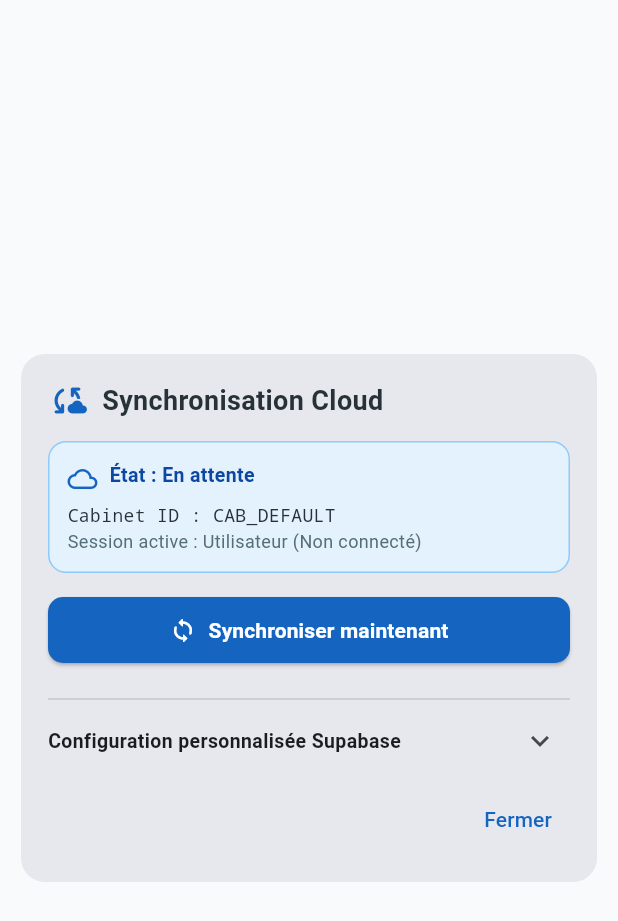
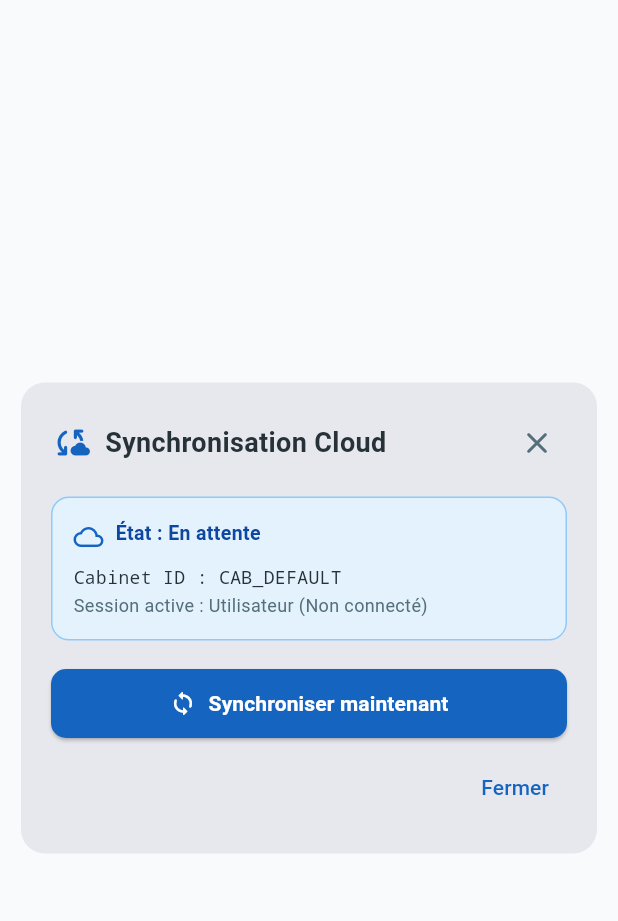
Before and after one commit to bkhmondocteur/docpocket-medocs, a Flutter app: the CloudSyncDialog widget shown alone on an empty page, opened directly, on a phone screen of 412 x 824 dp. Shown: the top 921 px of the screen. Run offline on Flutter 3.47's test engine with Material 3 defaults, Android fonts, the phone set to English and light mode, and no system bars; our stand-ins replace file_picker, flutter_local_notifications, open_filex, pdf, printing, shared_preferences and 1 more; missing offline and left inert: mobile_scanner; accounts and stored records are empty; Roboto replaces fonts that are missing (-apple-system).

Commit message:
feat(security): suppression de la manipulation de configuration Supabase dans l'application

```diff
--- a/lib/views/dashboard_view.dart
+++ b/lib/views/dashboard_view.dart
@@ -582,7 +582,7 @@ class _DashboardViewState extends State<DashboardView> {
                   children: [
                     Icon(Icons.cloud_sync_rounded, color: AppColors.primaryBlue),
                     SizedBox(width: 10),
-                    Text('Synchronisation Supabase Cloud'),
+                    Text('Synchronisation Cloud'),
                   ],
                 ),
               ),
--- a/lib/views/widgets/cloud_sync_dialog.dart
+++ b/lib/views/widgets/cloud_sync_dialog.dart
@@ -1,10 +1,9 @@
 import 'package:flutter/material.dart';
-import 'package:flutter/services.dart';
 import '../../core/constants/app_colors.dart';
 import '../../core/services/license_service.dart';
 import '../../core/services/supabase_sync_service.dart';
 
-/// Boîte de dialogue pour le paramétrage et le suivi de la synchronisation Supabase Cloud
+/// Boîte de dialogue pour le suivi et le déclenchement de la synchronisation Cloud
 class CloudSyncDialog extends StatefulWidget {
   const CloudSyncDialog({super.key});
 
@@ -20,27 +19,7 @@ class CloudSyncDialog extends StatefulWidget {
 }
 
 class _CloudSyncDialogState extends State<CloudSyncDialog> {
-  late TextEditingController _urlController;
-  late TextEditingController _keyController;
-  bool _autoSync = true;
-  bool _showCustomConfig = false;
   bool _isSyncing = false;
-
-  @override
-  void initState() {
-    super.initState();
-    final service = SupabaseSyncService.instance;
-    _urlController = TextEditingController(text: service.supabaseUrl);
-    _keyController = TextEditingController(text: service.supabaseAnonKey);
-    _autoSync = service.isAutoSyncEnabled;
-  }
-
-  @override
-  void dispose() {
-    _urlController.dispose();
-    _keyController.dispose();
-    super.dispose();
-  }
 
   Future<void> _triggerManualSync() async {
     setState(() => _isSyncing = true);
@@ -56,71 +35,6 @@ class _CloudSyncDialogState extends State<CloudSyncDialog> {
     }
   }
 
-  Future<void> _saveConfig() async {
-    await SupabaseSyncService.instance.saveConfiguration(
-      url: _urlController.text.trim(),
-      anonKey: _keyController.text.trim(),
-      autoSync: _autoSync,
-    );
-    if (mounted) {
-      ScaffoldMessenger.of(context).showSnackBar(
-        const SnackBar(content: Text('Configuration Supabase enregistrée !')),
-      );
-      setState(() => _showCustomConfig = false);
-    }
-  }
-
-  void _showSqlDialog() {
-    final sql = SupabaseSyncService.getSupabaseSetupSql();
-    showDialog(
-      context: context,
-      builder: (ctx) => AlertDialog(
-        title: const Text('Script SQL Supabase'),
-        content: SizedBox(
-          width: 550,
-          child: Column(
-            mainAxisSize: MainAxisSize.min,
-            children: [
-              const Text(
-                'Copiez ce script et collez-le dans Supabase > SQL Editor puis cliquez sur RUN :',
-                style: TextStyle(fontSize: 12.5),
-              ),
-              const SizedBox(height: 10),
-              Container(
-                height: 250,
-                padding: const EdgeInsets.all(8),
-                decoration: BoxDecoration(
-                  color: Colors.grey.shade100,
-                  borderRadius: BorderRadius.circular(8),
-                  border: Border.all(color: Colors.grey.shade300),
-                ),
-                child: SingleChildScrollView(
-                  child: SelectableText(sql, style: const TextStyle(fontFamily: 'monospace', fontSize: 11)),
-                ),
-              ),
-            ],
-          ),
-        ),
-        actions: [
-          ElevatedButton.icon(
-            icon: const Icon(Icons.copy_rounded, size: 16),
-            label: const Text('Copier le script SQL'),
-            onPressed: () {
-              Clipboard.setData(ClipboardData(text: sql));
-              ScaffoldMessenger.of(context).showSnackBar(
-                const SnackBar(content: Text('Script SQL copié dans le presse-papiers !')),
-              );
-            },
-          ),
-          TextButton(
-            onPressed: () => Navigator.of(ctx).pop(),
-            child: const Text('Fermer'),
-          ),
-        ],
-      ),
-    );
-  }
-
   @override
   Widget build(BuildContext context) {
     final sync = SupabaseSyncService.instance;
@@ -132,18 +46,17 @@ class _CloudSyncDialogState extends State<CloudSyncDialog> {
       child: ConstrainedBox(
         constraints: const BoxConstraints(maxWidth: 480),
         child: Padding(
-          padding: const EdgeInsets.all(18),
-          child: SingleChildScrollView(
+          padding: const EdgeInsets.all(20),
           child: Column(
             mainAxisSize: MainAxisSize.min,
             crossAxisAlignment: CrossAxisAlignment.stretch,
             children: [
               // En-tête
-                const Row(
+              Row(
                 children: [
-                    Icon(Icons.cloud_sync_rounded, color: AppColors.primaryBlue, size: 26),
-                    SizedBox(width: 10),
-                    Expanded(
+                  const Icon(Icons.cloud_sync_rounded, color: AppColors.primaryBlue, size: 26),
+                  const SizedBox(width: 10),
+                  const Expanded(
                     child: Text(
                       'Synchronisation Cloud',
                       style: TextStyle(
@@ -151,16 +64,20 @@ class _CloudSyncDialogState extends State<CloudSyncDialog> {
                         fontWeight: FontWeight.bold,
                         color: AppColors.slateDark,
                       ),
-                        overflow: TextOverflow.ellipsis,
                     ),
+                  ),
+                  IconButton(
+                    icon: const Icon(Icons.close_rounded, color: AppColors.slateMedium),
+                    onPressed: () => Navigator.of(context).pop(),
+                    visualDensity: VisualDensity.compact,
                   ),
                 ],
               ),
-                const SizedBox(height: 14),
+              const SizedBox(height: 16),
 
               // État actuel
               Container(
-                  padding: const EdgeInsets.all(12),
+                padding: const EdgeInsets.all(14),
                 decoration: BoxDecoration(
                   color: sync.status == SyncStatus.synced ? Colors.green.shade50 : Colors.blue.shade50,
                   borderRadius: BorderRadius.circular(12),
@@ -195,30 +112,33 @@ class _CloudSyncDialogState extends State<CloudSyncDialog> {
                         ),
                       ],
                     ),
-                      const SizedBox(height: 6),
+                    const SizedBox(height: 8),
                     Text(
                       'Cabinet ID : ${license.activeCabinetId}',
                       style: const TextStyle(fontSize: 12, fontFamily: 'monospace', color: AppColors.slateDark),
                     ),
+                    const SizedBox(height: 2),
                     Text(
                       'Session active : ${license.userDisplayName} (${license.currentSession?.role.label ?? "Non connecté"})',
                       style: const TextStyle(fontSize: 12, color: AppColors.slateMedium),
                     ),
-                      if (sync.lastSyncTime != null)
+                    if (sync.lastSyncTime != null) ...[
+                      const SizedBox(height: 4),
                       Text(
                         'Dernière synchronisation : ${sync.lastSyncTime!.hour.toString().padLeft(2, '0')}:${sync.lastSyncTime!.minute.toString().padLeft(2, '0')}:${sync.lastSyncTime!.second.toString().padLeft(2, '0')}',
                         style: const TextStyle(fontSize: 11.5, color: AppColors.slateMedium, fontStyle: FontStyle.italic),
                       ),
                     ],
+                  ],
                 ),
               ),
-                const SizedBox(height: 14),
+              const SizedBox(height: 18),
 
               ElevatedButton.icon(
                 style: ElevatedButton.styleFrom(
                   backgroundColor: AppColors.primaryBlue,
                   foregroundColor: Colors.white,
-                    padding: const EdgeInsets.symmetric(vertical: 12),
+                  padding: const EdgeInsets.symmetric(vertical: 13),
                   shape: RoundedRectangleBorder(borderRadius: BorderRadius.circular(10)),
                 ),
                 onPressed: _isSyncing ? null : _triggerManualSync,
@@ -227,84 +147,11 @@ class _CloudSyncDialogState extends State<CloudSyncDialog> {
                     : const Icon(Icons.sync_rounded),
                 label: Text(
                   _isSyncing ? 'Synchronisation en cours...' : 'Synchroniser maintenant',
-                    style: const TextStyle(fontWeight: FontWeight.bold),
+                  style: const TextStyle(fontWeight: FontWeight.bold, fontSize: 14),
                 ),
               ),
+              const SizedBox(height: 8),
 
-                const SizedBox(height: 14),
-                const Divider(),
-
-                // Paramètres personnalisés
-                Row(
-                  children: [
-                    const Expanded(
-                      child: Text(
-                        'Configuration personnalisée Supabase',
-                        style: TextStyle(fontWeight: FontWeight.bold, fontSize: 13),
-                        overflow: TextOverflow.ellipsis,
-                      ),
-                    ),
-                    IconButton(
-                      icon: Icon(_showCustomConfig ? Icons.expand_less : Icons.expand_more),
-                      onPressed: () => setState(() => _showCustomConfig = !_showCustomConfig),
-                      visualDensity: VisualDensity.compact,
-                    ),
-                  ],
-                ),
-
-                if (_showCustomConfig) ...[
-                  const SizedBox(height: 8),
-                  TextField(
-                    controller: _urlController,
-                    decoration: const InputDecoration(
-                      labelText: 'URL du projet Supabase',
-                      hintText: 'https://votre-projet.supabase.co',
-                      border: OutlineInputBorder(),
-                      contentPadding: EdgeInsets.symmetric(horizontal: 12, vertical: 10),
-                    ),
-                  ),
-                  const SizedBox(height: 10),
-                  TextField(
-                    controller: _keyController,
-                    obscureText: true,
-                    decoration: const InputDecoration(
-                      labelText: 'Clé Anonyme Publique (anon key)',
-                      hintText: 'eyJhbGciOi...',
-                      border: OutlineInputBorder(),
-                      contentPadding: EdgeInsets.symmetric(horizontal: 12, vertical: 10),
-                    ),
-                  ),
-                  const SizedBox(height: 10),
-                  SwitchListTile(
-                    dense: true,
-                    contentPadding: EdgeInsets.zero,
-                    title: const Text('Synchronisation automatique après chaque modification'),
-                    value: _autoSync,
-                    onChanged: (val) => setState(() => _autoSync = val),
-                  ),
-                  const SizedBox(height: 8),
-                  Row(
-                    children: [
-                      Expanded(
-                        child: OutlinedButton.icon(
-                          icon: const Icon(Icons.code_rounded, size: 16),
-                          label: const Text('Script SQL', style: TextStyle(fontSize: 12)),
-                          onPressed: _showSqlDialog,
-                        ),
-                      ),
-                      const SizedBox(width: 8),
-                      Expanded(
-                        child: ElevatedButton(
-                          style: ElevatedButton.styleFrom(backgroundColor: AppColors.primaryDark),
-                          onPressed: _saveConfig,
-                          child: const Text('Enregistrer', style: TextStyle(color: Colors.white)),
-                        ),
-                      ),
-                    ],
-                  ),
-                ],
-
-                const SizedBox(height: 8),
               Align(
                 alignment: Alignment.centerRight,
                 child: TextButton(
@@ -316,7 +163,6 @@ class _CloudSyncDialogState extends State<CloudSyncDialog> {
           ),
         ),
       ),
-      ),
     );
   }
 }
```
Also changed, not shown: lib/core/services/supabase_sync_service.dart (+10 -30 lines). Lines whose indentation alone changed are shown as unchanged.
